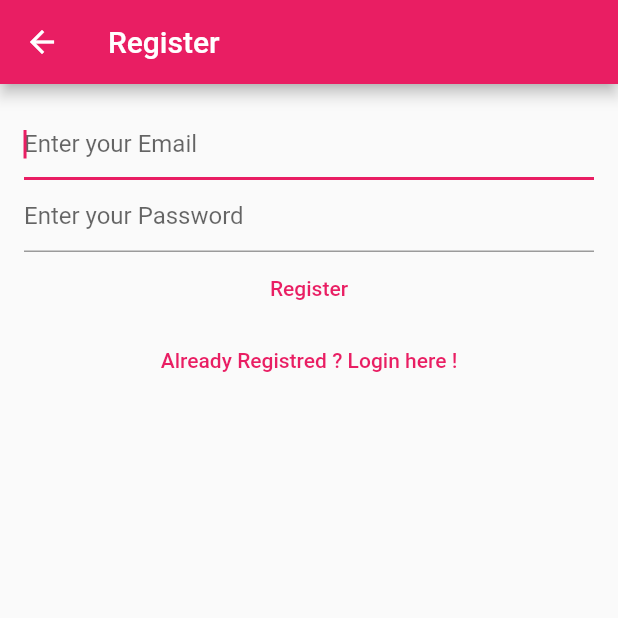
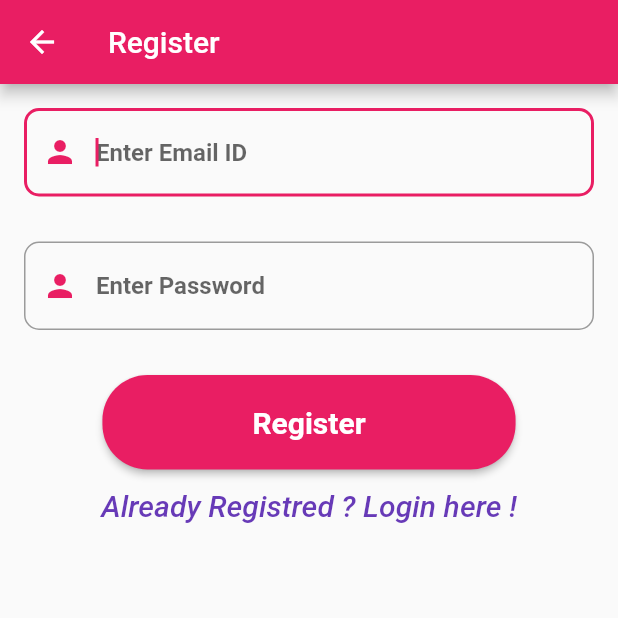
Before and after one commit to iamsachin22/notes, a Flutter app: the RegisterView screen opened directly, on a phone screen of 412 x 824 dp, the top half of it. Run offline on Flutter 3.47's test engine with Material 2 defaults, Android fonts, the phone set to English and light mode, and no system bars; our stand-ins replace bloc, cloud_firestore, equatable, firebase_auth, firebase_core, flutter_bloc and 1 more; accounts and stored records are empty; network calls fail.

Commit message:
login and register ui updated

```diff
--- a/lib/views/login_view.dart
+++ b/lib/views/login_view.dart
@@ -124,7 +124,7 @@ class _LoginViewState extends State<LoginView> {
                   const AuthEventForgotPassword(),
                 );
               },
-              child: const Text('I forgot my password',
+              child: const Text('Forgot Password',
               style: TextStyle(
                 fontSize: 20.0,
                 color: Colors.deepPurple,
--- a/lib/views/register_view.dart
+++ b/lib/views/register_view.dart
@@ -63,21 +63,44 @@ class _RegisterViewState extends State<RegisterView> {
                       autocorrect: false,
                       autofocus: true,
                       keyboardType: TextInputType.emailAddress,
+
                       controller: _email,
                       decoration: const InputDecoration(
-                        hintText: 'Enter your Email',
+                        prefixIcon: Icon(
+                    Icons.person,
+                    color: Colors.pink,
+                  ),
+                  border: OutlineInputBorder(
+                  borderRadius: BorderRadius.all(Radius.circular(10.0)),
+                ),
+                        hintText: 'Enter Email ID',
+                        hintStyle: TextStyle(
+                      fontWeight: FontWeight.bold
+                    ),
                       ),
                     ),
+                    const SizedBox(height: 30,),
                     TextField(
                       controller: _password,
                       obscureText: true,
                       enableSuggestions: false,
                       autocorrect: false,
                       decoration: const InputDecoration(
-                        hintText: 'Enter your Password',
+                        prefixIcon: Icon(
+                    Icons.person,
+                    color: Colors.pink,
+                  ),
+                  border: OutlineInputBorder(
+                  borderRadius: BorderRadius.all(Radius.circular(10.0)),
+                ),
+                        hintText: 'Enter Password',
+                        hintStyle: TextStyle(
+                      fontWeight: FontWeight.bold
+                    ),
                       ),
                     ),
-                      TextButton(
+                      const SizedBox(height: 30,),
+                      ElevatedButton(
                         onPressed: () async {
                           final email = _email.text;
                           final password = _password.text;
@@ -89,6 +112,17 @@ class _RegisterViewState extends State<RegisterView> {
                           ));
                     },
                     child: const Text('Register'),
+                    style: ElevatedButton.styleFrom(
+                    primary: Colors.pink,
+                    padding: const EdgeInsets.symmetric(horizontal: 100,vertical: 20),
+                    textStyle: const TextStyle(
+                      fontSize: 20,
+                      fontWeight: FontWeight.bold,
+                    ),
+                    shape: RoundedRectangleBorder(
+                      borderRadius: BorderRadius.circular(30),
+                    )
+                  ),
                   ),
                   TextButton(
                     onPressed: () => {
@@ -96,7 +130,13 @@ class _RegisterViewState extends State<RegisterView> {
                         const AuthEventLogOut(),
                       ),
                     },
-                     child: const Text('Already Registred ? Login here !'),
+                     child: const Text('Already Registred ? Login here !',
+                     style: TextStyle(
+                fontSize: 20.0,
+                color: Colors.deepPurple,
+                fontStyle: FontStyle.italic
+              ),),
+
                      ),
               ],
             ),
```
